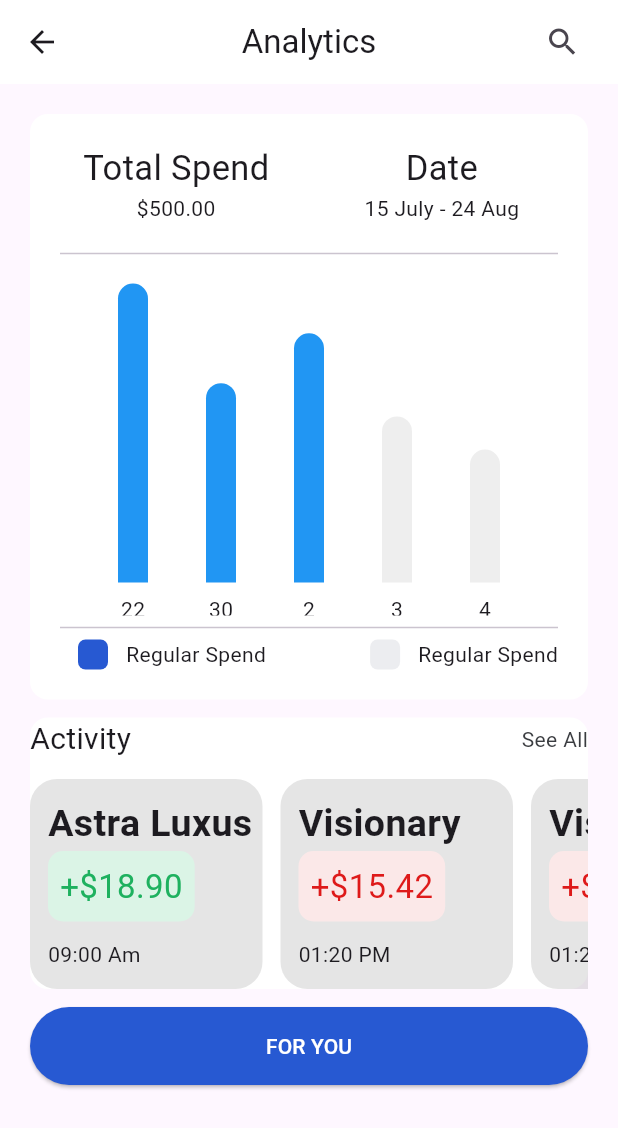
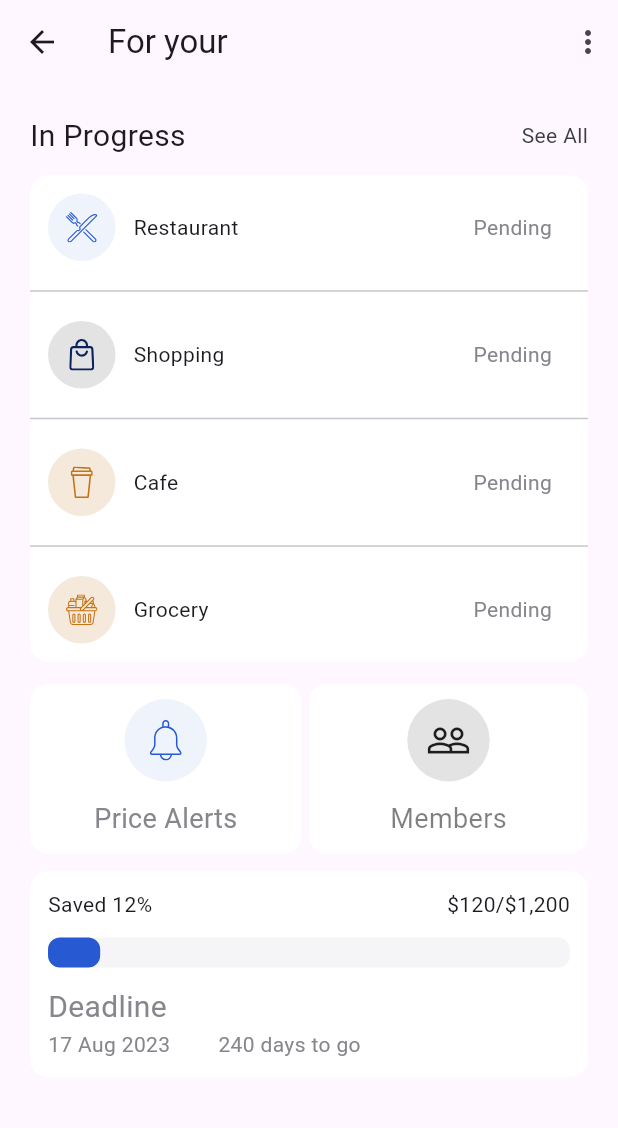
Before and after one commit to mazzlaxaani/RemPro, a Flutter app: the AnalyticsPage screen opened directly, after a tap on "FOR YOU", on a phone screen of 412 x 824 dp. Shown: the top 1128 px of the screen. Run offline on Flutter 3.47's test engine with Material 3 defaults, Android fonts, the phone set to English and light mode, and no system bars; drawn by our look-alikes of fl_chart, flutter_animation_progress_bar; our stand-ins replace flutter_svg, gap; missing offline and left inert: dart:ffi, volume_controller.

Commit message:
initial commit
new projuct upload github

```diff
--- a/lib/Analytics.dart
+++ b/lib/Analytics.dart
@@ -2,6 +2,7 @@ import 'dart:ffi';
 
 import 'package:flutter/material.dart';
 import 'package:gap/gap.dart';
+import 'package:rempro/ForYou.dart';
 import 'package:rempro/contant/theme.dart';
 import 'package:fl_chart/fl_chart.dart';
 
@@ -208,7 +209,7 @@ class _AnalyticsPageState extends State<AnalyticsPage> {
                                       ),
                                       padding: const EdgeInsets.all(8),
 
-                                      child: Text('+\$15.42',style: TextStyle(fontSize: 22, color: Color(0xFFDE1A1A)),),),
+                                      child: Text('-\$15.42',style: TextStyle(fontSize: 22, color: Color(0xFFDE1A1A)),),),
                                     Gap(12),
                                     Text('01:20 PM', textAlign: TextAlign.center,),
                                   ],
@@ -234,17 +235,17 @@ class _AnalyticsPageState extends State<AnalyticsPage> {
                               Container(
                                 child: Column(
                                   children: [
-                                    Text('Visionary',overflow: TextOverflow.ellipsis,
+                                    Text('Catalyst',overflow: TextOverflow.ellipsis,
                                       maxLines: 1,
                                       style: TextStyle(fontWeight: FontWeight.bold,fontSize: 25),),
                                     Container(
                                       decoration: BoxDecoration(
                                         borderRadius: BorderRadius.circular(10.0),
-                                        color: Color(0xFFFBE8E8),
+                                        color: Color(0xFFDBF4E6),
                                       ),
                                       padding: const EdgeInsets.all(8),
 
-                                      child: Text('+\$15.42',style: TextStyle(fontSize: 22, color: Color(0xFFDE1A1A)),),),
+                                      child: Text('+\$23.50',style: TextStyle(fontSize: 22, color: Color(0xFF1EB15F)),),),
                                     Gap(12),
                                     Text('01:20 PM', textAlign: TextAlign.center,),
                                   ],
@@ -272,7 +273,11 @@ class _AnalyticsPageState extends State<AnalyticsPage> {
                   backgroundColor: Cprimarycolor, // Change this to your desired color
                 ),
                 onPressed: (){
-                  //Navigator.push(context, MaterialPageRoute(builder: (context) => BankAccount()));
+
+                  Navigator.push(context, MaterialPageRoute(
+                      builder: (context) => ForYour(),
+                    ),
+                  );
                 },
                 child: Text('For you'.toUpperCase(), style: TextStyle(color: Colors.white),),
 
--- /dev/null
+++ b/lib/ForYou.dart
@@ -0,0 +1,282 @@
+import 'package:flutter/material.dart';
+import 'package:rempro/contant/theme.dart';
+import 'package:flutter_svg/svg.dart';
+import 'package:gap/gap.dart';
+import 'package:flutter_animation_progress_bar/flutter_animation_progress_bar.dart';
+
+class ForYour extends StatefulWidget {
+  const ForYour({super.key});
+
+  @override
+  State<ForYour> createState() => _ForYourState();
+}
+
+class _ForYourState extends State<ForYour> {
+  @override
+  Widget build(BuildContext context) {
+    return Scaffold(
+      appBar: AppBar(
+        title: Text('For your'),
+        actions: [
+          Padding(
+            padding: const EdgeInsets.all(8.0),
+            child: Icon(Icons.more_vert),
+          ),
+        ],
+      ),
+      body: Container(
+        padding: const EdgeInsets.all(20),
+        child: Column(
+          children: [
+            Row(
+              mainAxisAlignment: MainAxisAlignment.spaceBetween,
+              children: [
+                Text('In Progress',style: TextStyle(fontSize: 20),),
+                Text('See All', style: TextStyle(color: Color(0xFF3A3C40),),),
+              ],
+            ),
+            Gap(12),
+            Container(
+              decoration: BoxDecoration(
+                  borderRadius: BorderRadius.circular(12),
+                  color: Ckwhite
+              ),
+              child: Column(
+                children: [
+                  Container(
+                    child: Row(
+                      mainAxisAlignment: MainAxisAlignment.spaceBetween,
+                      children: [
+                        Container(
+                          child: SvgPicture.asset('assets/resturant.svg' , width: 27, height: 24,color: Cprimarycolor,),
+                          decoration: BoxDecoration(
+                              borderRadius: BorderRadius.circular(50),
+                              color: Color(0xFFEFF3FC)
+                          ),
+                          width: 45,
+                          height: 45,
+                          padding: const EdgeInsets.all(12),
+                          alignment: Alignment.center,
+                        ),
+                        Gap(12),
+                        Expanded(child: Text('Restaurant')),
+                        Padding(
+                          padding: const EdgeInsets.all(12.0),
+                          child: Text('Pending', style: TextStyle(color: Color(0xFF85878C)),),
+                        )
+                      ],
+                    ),
+                    padding: const EdgeInsets.all(12),
+                  ),
+                  Divider(),
+                  Container(
+
+                    child: Row(
+                      mainAxisAlignment: MainAxisAlignment.spaceBetween,
+                      children: [
+                        Container(
+                          child: SvgPicture.asset('assets/shopping.svg' , width: 27, height: 24,color: Color(0xFF0A225E),),
+                          decoration: BoxDecoration(
+                              borderRadius: BorderRadius.circular(50),
+                              color: Color(0xFFE3E3E3)
+                          ),
+                          width: 45,
+                          height: 45,
+                          padding: const EdgeInsets.all(12),
+                          alignment: Alignment.center,
+                        ),
+                        Gap(12),
+                        Expanded(child: Text('Shopping')),
+                        Padding(
+                          padding: const EdgeInsets.all(12.0),
+                          child: Text('Pending', style: TextStyle(color: Color(0xFF85878C)),),
+                        )
+                      ],
+                    ),
+                    padding: const EdgeInsets.all(12),
+                  ),
+                  Divider(),
+                  Container(
+
+                    child: Row(
+                      mainAxisAlignment: MainAxisAlignment.spaceBetween,
+                      children: [
+                        Container(
+                          child: SvgPicture.asset('assets/cafe.svg' , width: 27, height: 24,color: Color(0xFFC57315),),
+                          decoration: BoxDecoration(
+                              borderRadius: BorderRadius.circular(50),
+                              color: Color(0xFFF5E9DB)
+                          ),
+                          width: 45,
+                          height: 45,
+                          padding: const EdgeInsets.all(12),
+                          alignment: Alignment.center,
+                        ),
+                        Gap(12),
+                        Expanded(child: Text('Cafe')),
+                        Padding(
+                          padding: const EdgeInsets.all(12.0),
+                          child: Text('Pending', style: TextStyle(color: Color(0xFF85878C)),),
+                        )
+                      ],
+                    ),
+                    padding: const EdgeInsets.all(12),
+                  ),
+                  Divider(),
+                  Container(
+
+                    child: Row(
+                      mainAxisAlignment: MainAxisAlignment.spaceBetween,
+                      children: [
+                        Container(
+                          child: SvgPicture.asset('assets/grocery.svg' , width: 27, height: 24,color: Color(0xFFC57315),),
+                          decoration: BoxDecoration(
+                              borderRadius: BorderRadius.circular(50),
+                              color: Color(0xFFF5E9DB)
+                          ),
+                          width: 45,
+                          height: 45,
+                          padding: const EdgeInsets.all(12),
+                          alignment: Alignment.center,
+                        ),
+                        Gap(12),
+                        Expanded(child: Text('Grocery')),
+                        Padding(
+                          padding: const EdgeInsets.all(12.0),
+                          child: Text('Pending', style: TextStyle(color: Color(0xFF85878C)),),
+                        )
+                      ],
+                    ),
+                    padding: const EdgeInsets.all(12),
+                  ),
+                ],
+              ),
+            ),
+            Container(
+              padding: const EdgeInsets.only(top: 15),
+              width: double.infinity,
+              child: Column(
+                children: [
+                  Row(
+                    children: [
+                      Expanded(
+                        child: Container(
+                          child: Column(
+                            children: [
+                              Container(
+                                child: SvgPicture.asset('assets/bell.svg' , width: 30, height: 27,color: Cprimarycolor,),
+                                decoration: BoxDecoration(
+                                    borderRadius: BorderRadius.circular(50),
+                                    color: Color(0xFFEFF3FC)
+                                ),
+                                width: 55,
+                                height: 55,
+                                padding: const EdgeInsets.all(10),
+                                alignment: Alignment.center,
+
+                              ),
+                              Gap(12),
+                              Text('Price Alerts', style: TextStyle(fontSize: 18,color: Color(0xFF85878C)),)
+                            ],
+                          ),
+                          decoration: BoxDecoration(
+                            borderRadius: BorderRadius.circular(12),
+                            color: Colors.white,
+                          ),
+                          padding: const EdgeInsets.all(10),
+                          margin: const EdgeInsets.only(right: 5),
+                        ),
+                      ),
+                      Expanded(
+                        child: Container(
+                          child: Column(
+                            children: [
+                              Container(
+                                child: Icon(Icons.people_outline,size: 30,),
+                                decoration: BoxDecoration(
+                                    borderRadius: BorderRadius.circular(50),
+                                    color: Color(0xFFE3E3E3)
+                                ),
+                                width: 55,
+                                height: 55,
+                                alignment: Alignment.center,
+                              ),
+                              Gap(12),
+                              Text('Members', style: TextStyle(fontSize: 18,color: Colors.black.withOpacity(0.5)),),
+
+                            ],
+                          ),
+                          decoration: BoxDecoration(
+                            borderRadius: BorderRadius.circular(12),
+                            color: Colors.white,
+                          ),
+                          padding: const EdgeInsets.all(10),
+                        ),
+                      ),
+                    ],
+                  ),
+                ],
+              ),
+
+            ),
+            Gap(12),
+            Container(
+              padding: const EdgeInsets.all(12),
+              decoration: BoxDecoration(
+                  borderRadius: BorderRadius.circular(12),
+                  color: Ckwhite
+              ),
+              child: Column(
+                children: [
+                  Row(
+                    mainAxisAlignment: MainAxisAlignment.spaceBetween,
+                    children: [
+                      Text('Saved 12%'),
+                      Text('\$120/\$1,200')
+                    ],
+                  ),
+                  Gap(12),
+                  Container(
+                    child: FAProgressBar(
+                      currentValue: 10,
+                      maxValue: 100,
+                      size: 20,
+                      backgroundColor: Color(0xFFF5F5F7),
+                      progressColor: Cprimarycolor,
+
+                    ),
+                  ),
+                  Gap(12),
+                  Container(
+                    child: Column(
+                      crossAxisAlignment: CrossAxisAlignment.start,
+                      children: [
+                        Text('Deadline',style: TextStyle(color: Color(0xFF85878C), fontSize: 20),),
+                        Container(
+                          child: Row(
+                            children: [
+                            Text('17 Aug 2023', style: TextStyle(
+                              color: Color(0xFF85878C)
+                            ),),
+                            Gap(8),
+                              VerticalDivider(
+                                color: Colors.black,
+                                thickness: 2,
+                              ),
+                            Gap(8),
+                            Text('240 days to go',style: TextStyle(color: Color(0xFF85878C),),)
+                          ],
+                          ),
+                        )
+                      ],
+                    ),
+                  )
+                ],
+              ),
+            )
+          ],
+        ),
+      ),
+    );
+  }
+}
--- a/pubspec.yaml
+++ b/pubspec.yaml
@@ -45,6 +45,7 @@ dev_dependencies:
   google_fonts: ^2.1.0
   volume_controller: ^2.0.7
   fl_chart: ^0.68.0
+  flutter_animation_progress_bar: ^2.3.1
 
 
   # The "flutter_lints" package below contains a set of recommended lints to
```
Also changed, not shown: assets/cafe.svg (added), assets/grocery.svg (added), assets/resturant.svg (added), assets/shopping.svg (added), pubspec.lock.
